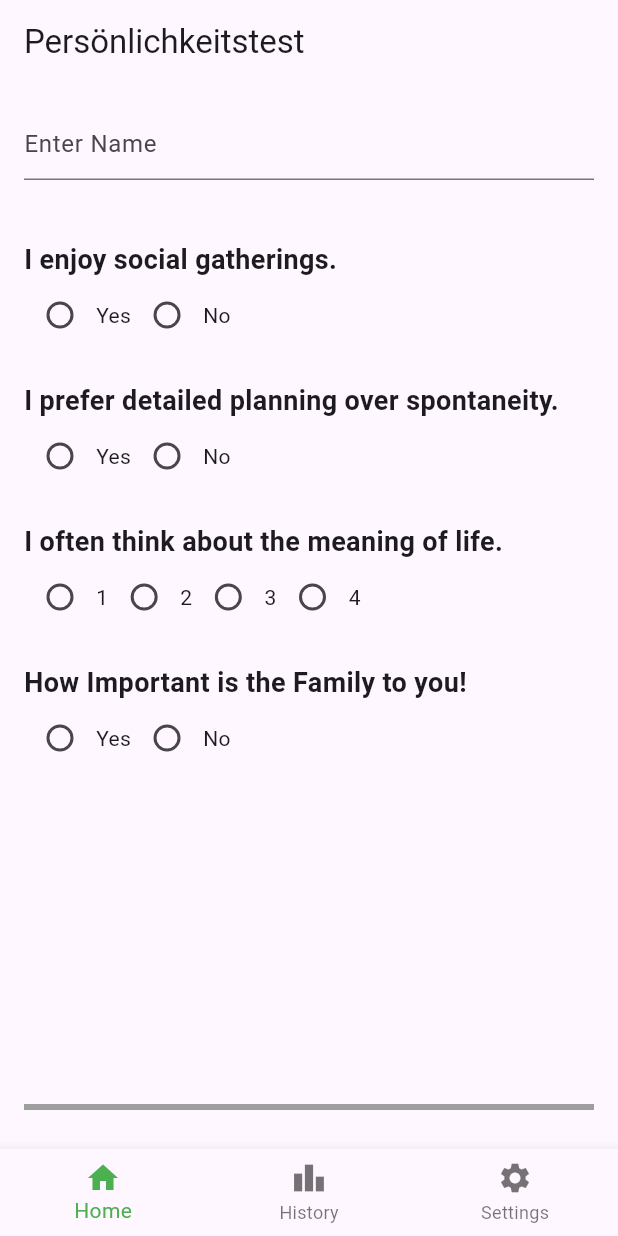
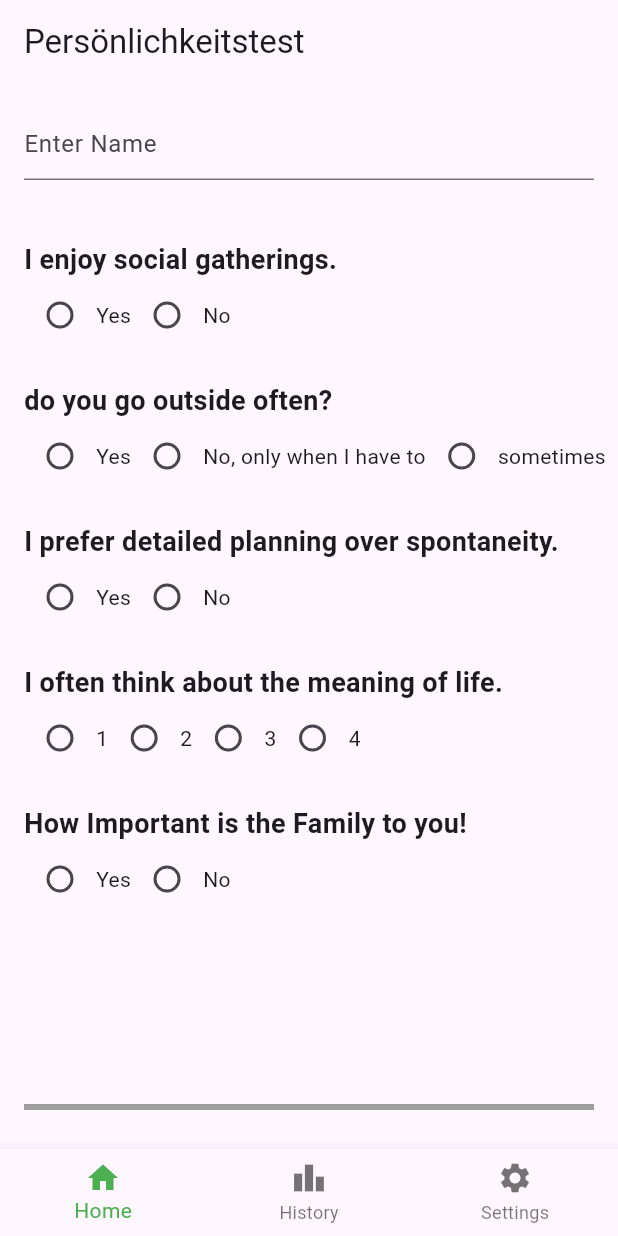
Before and after one commit to PaulPetermann/Personality-App, a Flutter app: the screen it shows after launch, after a tap on "Introvert versus extrovert", on a phone screen of 412 x 824 dp. Run offline on Flutter 3.47's test engine with Material 3 defaults, Android fonts, the phone set to English and light mode, and no system bars; our stand-ins replace flutter_riverpod, hive, hive_flutter; missing offline and left inert: dart:ffi; accounts and stored records are empty.

Commit message:
fixed the quiz being static

```diff
--- a/lib/model/create_quiz.dart
+++ b/lib/model/create_quiz.dart
@@ -21,15 +21,32 @@ class Allquiz{
                       ]
                   },
                   {
-                      "title": "I prefer detailed planning over spontaneity.",
+                      "title": "do you go outside often?",
                       "choices":[
                           {
                               "answer": "Yes",
                               "points": 10
                           },
                           {
+                              "answer": "No, only when I have to",
+                              "points":5
+                          },
+                          {
+                              "answer": "sometimes",
+                              "points":7
+                          }
+                      ]
+                  },
+                  {
+                      "title": "I prefer detailed planning over spontaneity.",
+                      "choices":[
+                          {
+                              "answer": "Yes",
+                              "points": 5
+                          },
+                          {
                               "answer": "No",
-                              "points":5
+                              "points":10
                           }
                       ]
                   },
@@ -38,19 +55,19 @@ class Allquiz{
                       "choices":[
                           {
                               "answer": "1",
-                              "points": 5
+                              "points": 10
                           },
                           {
                               "answer": "2",
+                              "points": 8
+                          },
+                          {
+                              "answer": "3",
                               "points": 7
                           },
                           {
-                              "answer": "3",
-                              "points": 8
-                          },
-                          {
                               "answer": "4",
-                              "points":10
+                              "points":5
                           }
                       ]
                   },
@@ -59,26 +76,26 @@ class Allquiz{
                       "choices":[
                           {
                               "answer": "Yes",
-                              "points": 10
+                              "points": 5
                           },
                           {
                               "answer": "No",
-                              "points":5
+                              "points":10
                           }
                       ]
                   }
               ],
               "results":[
                   {
-                      "maxpoints": 20,
+                      "maxpoints": 25,
                       "text": "you are an introvert"
                   },
                   {
-                      "maxpoints": 30,
+                      "maxpoints": 33,
                       "text": "you are an ambivert"
                   },
                   {
-                      "maxpoints": 40,
+                      "maxpoints": 50,
                       "text": "you are an extrovert"
                   }
               ]
--- a/lib/view/pages/quiz_pages/personality_test_page.dart
+++ b/lib/view/pages/quiz_pages/personality_test_page.dart
@@ -13,18 +13,20 @@ class PersonalityTestPage extends StatefulWidget {
   const PersonalityTestPage({super.key, required this.selected});
   final int selected;
   @override
-  _PersonalityTestPageState createState() => _PersonalityTestPageState();
+  _PersonalityTestPageState createState() => _PersonalityTestPageState(selected:selected);
 }
 
 class _PersonalityTestPageState extends State<PersonalityTestPage> {
+  _PersonalityTestPageState({required this.selected});
+  int selected;
   double _progressValue = 0.0;
-  final findname = TextEditingController();                             // controller for the name input
+  final findname = TextEditingController();                         // controller for the name input
   final Box<Question> _questionsBox = Hive.box<Question>('questions');
   final Box<History> submit = Hive.box<History>('history');
   final Box _settings = Hive.box("settings");
   late List<Question> _questionsList = _questionsBox.values.toList();
   late List<String?> _answers =
-      List<String?>.filled(_questionsList.length, null);
+      List<String?>.filled(Allquiz().quizzes["quizzes"][selected]["questions"].length, null);
 
   late Timer _timer;
   int _elapsedSeconds = 0;
@@ -53,12 +55,22 @@ class _PersonalityTestPageState extends State<PersonalityTestPage> {
           i++;
         }
       }
-      _progressValue = i / _questionsList.length;
+      _progressValue = i / Allquiz().quizzes["quizzes"][selected]["questions"].length;
     });
   }
 
   @override
   Widget build(BuildContext context) {
+    final current = Allquiz().quizzes["quizzes"][widget.selected];
+    List<List> options = [];
+    for (var question in current["questions"]){
+      List<String> ops =[];
+      for (var option in question["choices"]){
+        ops.add(option["answer"]);
+      }
+      options.add(ops);
+    }
+
     var endstate = context.watch<Finisher>();
     String formattedTime = _formatTime(_elapsedSeconds);
 
@@ -85,7 +97,7 @@ class _PersonalityTestPageState extends State<PersonalityTestPage> {
             ),
             Expanded(
               child: ListView.builder(
-                itemCount: _questionsList.length,
+                itemCount: current["questions"].length,
                 itemBuilder: (context, index) {
                   return Column(
                     crossAxisAlignment: CrossAxisAlignment.start,
@@ -97,12 +109,12 @@ class _PersonalityTestPageState extends State<PersonalityTestPage> {
                       ),
                       if (index ==0) SizedBox(height: 40),
                       Text(
-                        _questionsList[index].question,
+                        Allquiz().quizzes["quizzes"][widget.selected]["questions"][index]["title"],
                         style: TextStyle(
                             fontSize: 18, fontWeight: FontWeight.bold),
                       ),
                       Row(
-                        children: _questionsList[index].options.map((option) {
+                        children: options[index].map((option) {
                           return Row(
                             children: [
                               Radio(
@@ -169,11 +181,11 @@ class _PersonalityTestPageState extends State<PersonalityTestPage> {
     DateTime now = DateTime.now();
     String date = now.day.toString() + "." +now.month.toString() +"." + now.year.toString();
     String outcome = "On the "+ date + ',\n' + findname.text;
-    outcome = "${"$outcome took the " + Allquiz().quizzes["quizzes"][0]["name"]} test and got the following result:\n";
+    outcome = "${"$outcome took the " + Allquiz().quizzes["quizzes"][widget.selected]["name"]} test and got the following result:\n";
     int i = 0;
     num score = 0;
 
-    for (var question in Allquiz().quizzes["quizzes"][0]["questions"]){
+    for (var question in Allquiz().quizzes["quizzes"][widget.selected]["questions"]){
       for (var option in question["choices"]){
         if (_answers[i] == option["answer"]){
           score = score + option["points"];
@@ -182,7 +194,7 @@ class _PersonalityTestPageState extends State<PersonalityTestPage> {
       i++;
     }
 
-  for (var result in Allquiz().quizzes["quizzes"][0]["results"]){
+  for (var result in Allquiz().quizzes["quizzes"][widget.selected]["results"]){
     if (score <= result["maxpoints"]){
       outcome = outcome + result["text"];
       break;
--- a/lib/view/pages/quiz_pages/quizselect_page.dart
+++ b/lib/view/pages/quiz_pages/quizselect_page.dart
@@ -23,9 +23,10 @@ class _QuizSelecterPageState extends State<QuizSelecterPage>{
 
     if (_selected == -1){
       return Center(
-        child: Column(
+        child: ListView(
           children: [
             SizedBox(height: 40,),
+            Text("Available tests:",style: TextStyle(fontSize: 22),),
             for(int i =0; i < Allquiz().quizzes["quizzes"].length; i++)
               ElevatedButton(
                 onPressed: (){
```
